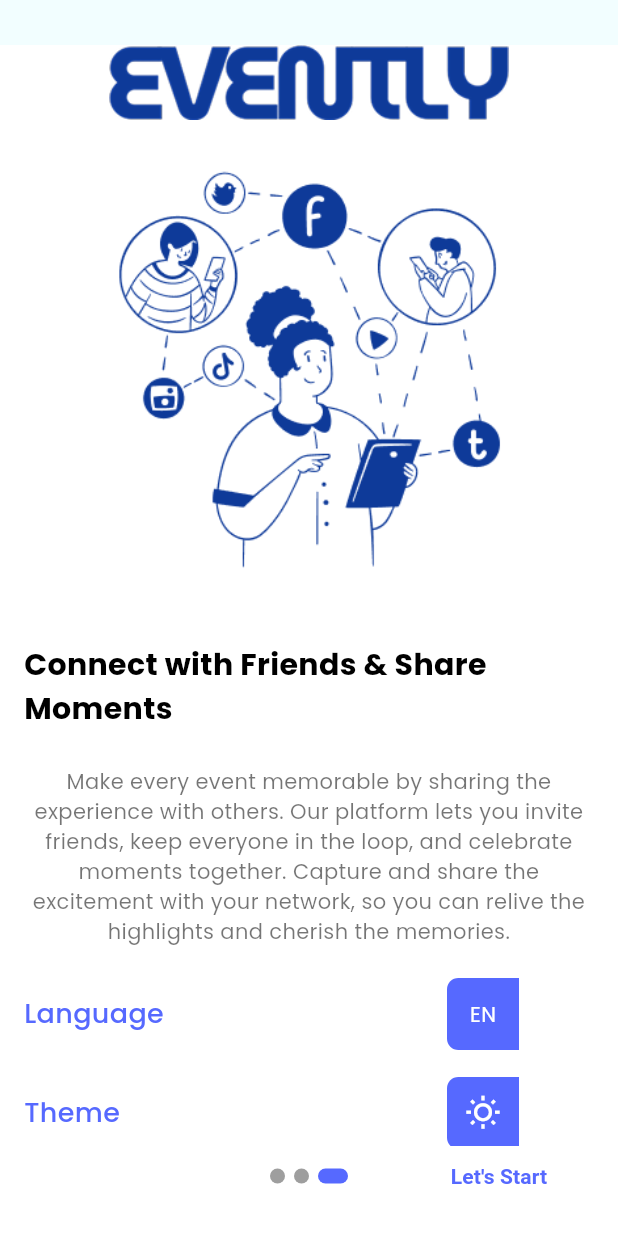
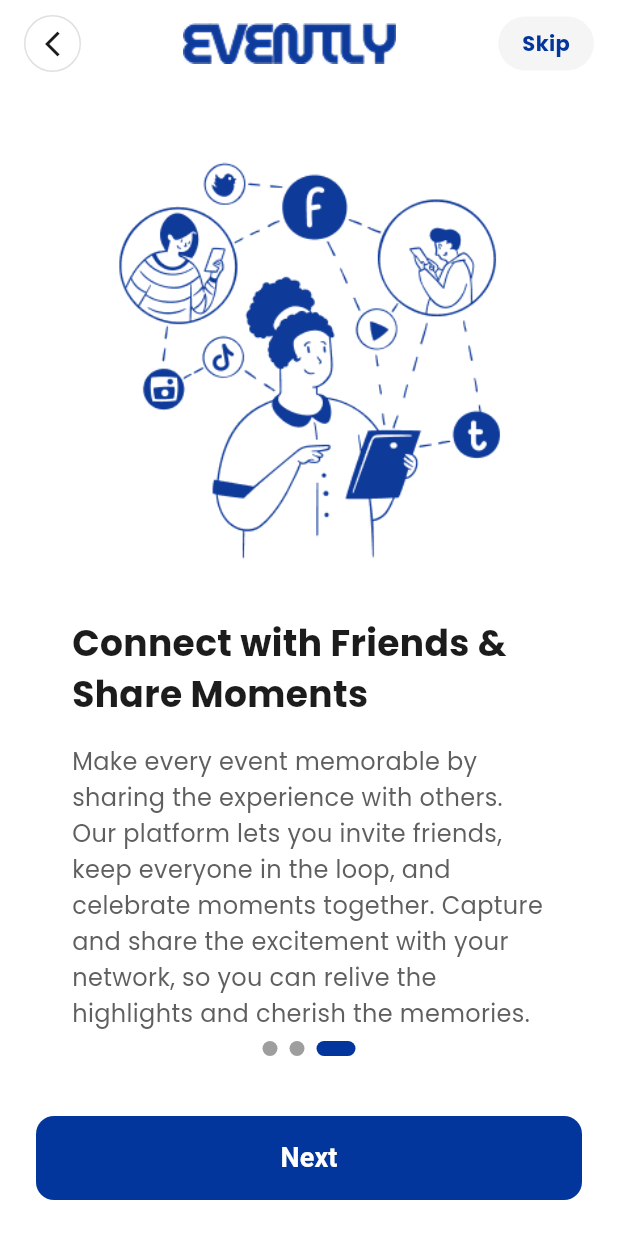
Before and after one commit to ultra126252659/Evently_c17_online, a Flutter app: the Onbordingscreen screen opened by its route, swiped to page 3, on a phone screen of 412 x 824 dp. Run offline on Flutter 3.47's test engine with Material 3 defaults, Android fonts, the phone set to English and light mode, and no system bars; drawn by our look-alikes of introduction_screen; our stand-ins replace cloud_firestore, easy_localization, firebase_auth, firebase_core, flutter_slidable, google_fonts and 1 more; accounts and stored records are empty.

Commit message:
final project

```diff
--- a/assets/translations/en-US.json
+++ b/assets/translations/en-US.json
@@ -10,7 +10,7 @@
   "onboardTitle1": "Find Events That Inspire You",
   "onboardTitle2": "Effortless Event Planning",
   "onboardTitle3": "Connect with Friends & Share Moments",
-  "onboardText1": "Dive into a world of events crafted to fit",
+  "onboardText1": "Dive into a world of events crafted to fit your unique interests. Whether you're into live music, art workshops, professional networking, or simply discovering new experiences, we have something for everyone. Our curated recommendations will help you explore, connect, and make the most of every opportunity around you.",
   "onboardText2": "Take the hassle out of organizing events with our all-in-one planning tools. From setting up invites and managing RSVPs to scheduling reminders and coordinating details, we’ve got you covered. Plan with ease and focus on what matters – creating an unforgettable experience for you and your guests.",
   "onboardText3": "Make every event memorable by sharing the experience with others. Our platform lets you invite friends, keep everyone in the loop, and celebrate moments together. Capture and share the excitement with your network, so you can relive the highlights and cherish the memories.",
   "email": "Enter your email",
--- a/lib/main.dart
+++ b/lib/main.dart
@@ -1,5 +1,6 @@
 import 'package:cloud_firestore/cloud_firestore.dart';
 import 'package:easy_localization/easy_localization.dart';
+import 'package:evently_fluttter/edit/edit_Screen.dart';
 import 'package:evently_fluttter/providers/auth_provider.dart';
 import 'package:evently_fluttter/providers/theme_provider.dart';
 import 'package:evently_fluttter/screens/add_event/add_event_screen.dart';
@@ -87,6 +88,7 @@ class MyApp extends StatelessWidget {
         ResetPasswordScreen.routeName: (c) =>  ResetPasswordScreen(),
         AddEventScreen.routeName: (c) => AddEventScreen(),
         DetailsEventScreen.routeName: (c) => DetailsEventScreen(),
+        EditScreen.routeName: (c) => EditScreen(),
       },
     );
   }
--- a/lib/screens/onbordingscreen.dart
+++ b/lib/screens/onbordingscreen.dart
@@ -1,215 +1,226 @@
 import 'package:easy_localization/easy_localization.dart';
-import 'package:evently_fluttter/core/cache_helper.dart';
 import 'package:evently_fluttter/providers/theme_provider.dart';
 import 'package:evently_fluttter/screens/auth/login_screen.dart';
-import 'package:flutter/cupertino.dart';
 import 'package:flutter/material.dart';
 import 'package:introduction_screen/introduction_screen.dart';
 import 'package:provider/provider.dart';
 
+class Onbordingscreen extends StatefulWidget {
+  static const String routeName = "Introductionscreen";
 
+  const Onbordingscreen({super.key});
 
+  @override
+  State<Onbordingscreen> createState() => _OnbordingscreenState();
+}
 
-class Onbordingscreen extends StatelessWidget {
-  static const String routeName = "Introductionscreen";
-  Onbordingscreen({super.key});
+class _OnbordingscreenState extends State<Onbordingscreen> {
+  // مفتاح للتحكم في التنقل بين الصفحات
+  final introKey = GlobalKey<IntroductionScreenState>();
+
   @override
   Widget build(BuildContext context) {
     var provider = Provider.of<ThemeProvider>(context);
-    // تعريف اللون الأساسي للتطبيق عشان نستخدمه في كل مكان (نفس الأزرق اللي في الصور)
-    Color primaryBlue = const Color(0xFF5669FF); // أو درجة الأزرق بتاعتك
 
-    late var listPagesViewModel = [
-      // الصفحة الأولى: Effortless Event Planning (صورة المكتب)
-      PageViewModel(
-        titleWidget: Text(
-          "onboardTitle1".tr(),
+
+    Color primaryBlue = const Color(0xFF02369C);
+    Color activeDotColor = const Color(0xFF02369C);
+    Color inactiveDotColor = Colors.grey;
+    Color textColor = provider.themeMode == ThemeMode.light ? const Color(0xFF1C1C1C) : Colors.white;
+    Color subTextColor = provider.themeMode == ThemeMode.light ? const Color(0xFF5F5F5F) : Colors.grey;
+    Color scaffoldBg = provider.themeMode == ThemeMode.light ? Colors.white : const Color(0xFF121212);
+
+
+    PageViewModel createPage({
+      required String title,
+      required String body,
+      required String imagePath,
+    }) {
+      return PageViewModel(
+        titleWidget: Column(
+          children: [
+            Text(
+              title,
+              textAlign: TextAlign.left,
               style: TextStyle(
-              fontSize: 20,
+                fontSize: 24,
                 fontWeight: FontWeight.bold,
-              color: provider.themeMode == ThemeMode.light ? Colors.black : Colors.white
+                color: textColor,
               ),
             ),
+            const SizedBox(height: 16),
+          ],
+        ),
         bodyWidget: Text(
-          "onboardText1".tr(),
-          textAlign: TextAlign.center,
-          style: TextStyle(color: provider.themeMode == ThemeMode.light ? Colors.black54 : Colors.grey),
+          body,
+          textAlign: TextAlign.left,
+          style: TextStyle(
+            fontSize: 16,
+            height: 1.5,
+            color: subTextColor,
           ),
-        image: Image.asset(
-          provider.themeMode == ThemeMode.light
+        ),
+        image: Align(
+          alignment: Alignment.bottomCenter,
+          child: Image.asset(
+            imagePath,
+            height: 300,
+            fit: BoxFit.contain,
+          ),
+        ),
+        decoration: PageDecoration(
+          pageColor: scaffoldBg,
+          imagePadding: const EdgeInsets.only(top: 20, bottom: 20),
+          contentMargin: const EdgeInsets.symmetric(horizontal: 24),
+          titlePadding: const EdgeInsets.only(left: 24, right: 24, top: 0),
+          bodyPadding: const EdgeInsets.only(left: 24, right: 24),
+          bodyAlignment: Alignment.topLeft,
+          imageAlignment: Alignment.bottomCenter,
+        ),
+      );
+    }
+
+    var pages = [
+      createPage(
+        title: "onboardTitle1".tr(),
+        body: "onboardText1".tr(),
+
+        imagePath:provider.themeMode == ThemeMode.light
+
             ? "assets/images/hot-trending.png"
-              : "assets/images/hot-trending .dark.png",
-          height: 300, // تحجيم الصورة عشان متضربش
+
+            : "assets/images/hot-trending.dark.png",
       ),
-        decoration: const PageDecoration(
-          imagePadding: EdgeInsets.only(top: 40),
+      createPage(
+        title: "onboardTitle2".tr(),
+        body: "onboardText2".tr(),
+        imagePath: provider.themeMode == ThemeMode.light
+            ? "assets/images/being-creative2.png"
+            : "assets/images/being-creative2.dark.png",
+      ),
+      createPage(
+        title: "onboardTitle3".tr(),
+        body: "onboardText3".tr(),
+        imagePath: provider.themeMode == ThemeMode.light
+            ? "assets/images/being-creative3.png"
+            : "assets/images/being-creative.dark3.png",
+      ),
+
+    ];
+
+    return Scaffold(
+      backgroundColor: scaffoldBg,
+      body: SafeArea(
+        child: Column(
+          children: [
+
+            Padding(
+              padding: const EdgeInsets.symmetric(horizontal: 16, vertical: 10),
+              child: Row(
+                mainAxisAlignment: MainAxisAlignment.spaceBetween,
+                children: [
+
+                  InkWell(
+                    onTap: () {
+                     Navigator.pop(context);
+                    },
+                    borderRadius: BorderRadius.circular(20),
+                    child: Container(
+                      padding: const EdgeInsets.all(8),
+                      decoration: BoxDecoration(
+                        shape: BoxShape.circle,
+                        border: Border.all(color: Colors.grey.shade300),
+                      ),
+                      child: Icon(Icons.arrow_back_ios_new, size: 20, color: textColor),
                     ),
                   ),
 
-      // الصفحة الثانية: Connect with Friends (صورة الـ Social)
-      PageViewModel(
-        titleWidget: Text(
-          "onboardTitle2".tr(),
+
+               Center(
+
+                   child: Image.asset("assets/images/image logo.png")),
+
+                  InkWell(
+                    onTap: () {
+                      Navigator.pushReplacementNamed(
+                          context, LoginScreen.routeName);
+
+                    },
+                    borderRadius: BorderRadius.circular(20),
+                    child: Container(
+                      padding: const EdgeInsets.symmetric(horizontal: 16, vertical: 8),
+                      decoration: BoxDecoration(
+                        color: provider.themeMode == ThemeMode.light ? Colors.grey.shade100 : Colors.grey.shade800,
+                        borderRadius: BorderRadius.circular(20),
+                      ),
+                      child: Text(
+                        "Skip",
                         style: TextStyle(
-              fontSize: 20,
+                          color: primaryBlue,
                           fontWeight: FontWeight.bold,
-              color: provider.themeMode == ThemeMode.light ? Colors.black : Colors.white
+                          fontSize: 14,
                         ),
                       ),
-        bodyWidget: Text(
-          "onboardText2".tr(),
-          textAlign: TextAlign.center,
-          style: TextStyle(color: provider.themeMode == ThemeMode.light ? Colors.black54 : Colors.grey),
                     ),
-        image: Image.asset(
-          provider.themeMode == ThemeMode.light
-              ? "assets/images/being-creative2.png"
-              : "assets/images/being-creative2.dark.png",
-          height: 300,
                   ),
-        decoration: const PageDecoration(
-          imagePadding: EdgeInsets.only(top: 40),
+                ],
               ),
             ),
 
-      // الصفحة الثالثة: Personalize (فيها الشغل كله - اللغة والثيم)
-      PageViewModel(
-        titleWidget: Text(
-          "onboardTitle3".tr(),
+            Expanded(
+              child: IntroductionScreen(
+                key: introKey,
+                globalBackgroundColor: scaffoldBg,
+                pages: pages,
+                showSkipButton: false,
+                showNextButton: false,
+                showDoneButton: false,
+                showBackButton: false,
+
+                globalFooter: Container(
+                  width: double.infinity,
+                  margin: const EdgeInsets.symmetric(horizontal: 24, vertical: 24),
+                  height: 56,
+                  child: ElevatedButton(
+                    style: ElevatedButton.styleFrom(
+                      backgroundColor: primaryBlue,
+                      shape: RoundedRectangleBorder(
+                        borderRadius: BorderRadius.circular(12),
+                      ),
+                      elevation: 0,
+                    ),
+                    onPressed: () {
+
+                      Navigator.pushNamed(context, LoginScreen.routeName);
+                    },
+                    child: const Text(
+                      "Next",
                       style: TextStyle(
-              fontSize: 20,
-              fontWeight: FontWeight.bold,
-              color: provider.themeMode == ThemeMode.light ? Colors.black : Colors.white
+                        color: Colors.white,
+                        fontSize: 18,
+                        fontWeight: FontWeight.w600,
                       ),
                     ),
-        // هنا عملنا Body مخصص عشان نحط فيه زراير اللغة والثيم
-        bodyWidget: Column(
-          children: [
-            Text(
-              "onboardText3".tr(),
-              textAlign: TextAlign.center,
-              style: TextStyle(color: provider.themeMode == ThemeMode.light ? Colors.black54 : Colors.grey),
-            ),
-            const SizedBox(height: 20),
-
-            // --- قسم اللغة ---
-            Row(
-              mainAxisAlignment: MainAxisAlignment.spaceBetween,
-              children: [
-                Text("Language".tr(), style: TextStyle(color: primaryBlue, fontSize: 18, fontWeight: FontWeight.w500)),
-                // مثال بسيط لزرار التغيير (ممكن تستخدم Dropdown أو Toggle)
-                ToggleButtons(
-                  isSelected: [context.locale.languageCode == 'en', context.locale.languageCode == 'ar'],
-                  onPressed: (int index) {
-                    // منطق تغيير اللغة
-                    if (index == 0) context.setLocale(const Locale('en'));
-                    else context.setLocale(const Locale('ar'));
-                  },
-                  borderRadius: BorderRadius.circular(8),
-                  selectedColor: Colors.white,
-                  fillColor: primaryBlue,
-                  children: const [
-                    Padding(padding: EdgeInsets.symmetric(horizontal: 12), child: Text("EN")),
-                    Padding(padding: EdgeInsets.symmetric(horizontal: 12), child: Text("AR")),
-                  ],
-                ),
-              ],
-            ),
-            const SizedBox(height: 16),
-
-            // --- قسم الثيم ---
-            Row(
-              mainAxisAlignment: MainAxisAlignment.spaceBetween,
-              children: [
-                Text("Theme", style: TextStyle(color: primaryBlue, fontSize: 18, fontWeight: FontWeight.w500)),
-                ToggleButtons(
-                  isSelected: [provider.themeMode == ThemeMode.light, provider.themeMode == ThemeMode.dark],
-                  onPressed: (int index) {
-
-                    provider.changeTheme(index == 0 ? ThemeMode.light : ThemeMode.dark);
-                  },
-                  borderRadius: BorderRadius.circular(8),
-                  selectedColor: Colors.white,
-                  fillColor: primaryBlue,
-                  children: const [
-                    Icon(Icons.wb_sunny_outlined),
-                    Icon(Icons.nightlight_round),
-                  ],
-                ),
-              ],
-            ),
-          ],
-        ),
-        image: Image.asset(
-          provider.themeMode == ThemeMode.light
-              ? "assets/images/being-creative3.png"
-              : "assets/images/being-creative.dark3.png",
-          height: 300,
-        ),
-        decoration: const PageDecoration(
-          imagePadding: EdgeInsets.only(top: 40),
-        ),
-      ),
-    ];
-
-    return Scaffold(
-      body: Padding(
-        padding: const EdgeInsets.only(top: 30.0), // مسافة عشان الـ Header ميكونش لازق فوق
-        child: IntroductionScreen(
-          globalBackgroundColor: provider.themeMode == ThemeMode.light ? Colors.white : const Color(0xFF101127),
-
-
-          // اللوجو ثابت فوق
-          globalHeader: Align(
-            alignment: Alignment.topCenter,
-            child: SafeArea(
-              child: Image.asset("assets/images/Evently.png", height: 50),
                   ),
                 ),
 
-          pages: listPagesViewModel,
-
-          // --- تظبيط الزراير السفلية ---
-          showSkipButton: true,
-          skip: Text("skipButton".tr(), style: TextStyle(color: primaryBlue, fontWeight: FontWeight.bold)),
-
-          showNextButton: true,
-          next: Icon(Icons.arrow_forward, color: primaryBlue),
-
-          showDoneButton: true,
-          done: Text("Let's Start", style: TextStyle(fontWeight: FontWeight.w600, color: primaryBlue)),
-
-          showBackButton: true,
-          back: Icon(Icons.arrow_back, color: primaryBlue),
-
-          // --- تظبيط النقاط (Dots) ---
                 dotsDecorator: DotsDecorator(
                   size: const Size.square(10.0),
-            activeSize: const Size(20.0, 10.0),
-            activeColor: primaryBlue, // اللون الأزرق النشط
-            color: Colors.grey, // اللون الرمادي لغير النشط
-            spacing: const EdgeInsets.symmetric(horizontal: 3.0),
+                  activeSize: const Size(26.0, 10.0),
+                  activeColor: activeDotColor,
+                  color: inactiveDotColor,
+                  spacing: const EdgeInsets.symmetric(horizontal: 4.0),
                   activeShape: RoundedRectangleBorder(
                     borderRadius: BorderRadius.circular(25.0),
                   ),
                 ),
 
-          onSkip: ()  {
-
-            Navigator.pushReplacementNamed(context, LoginScreen.routeName);
-          },
-          onDone: ()  {
-
-            Navigator.pushNamed(
-                context,
-                LoginScreen.routeName
-
-            );
-          },
+                controlsPadding: const EdgeInsets.only(bottom: 16),
+              ),
+            ),
+          ],
         ),
       ),
     );
-
   }
-
 }
```
Also changed, not shown: lib/edit/edit_Screen.dart (added, +211 -0 lines), lib/screens/detils_event/detalis_event_screen.dart (+9 -14 lines), lib/screens/home/tabs/home_tab..dart (+7 -10 lines), lib/screens/intro_screen.dart (+70 -73 lines), assets/images/image logo.png (added). Lines whose indentation alone changed are shown as unchanged.
